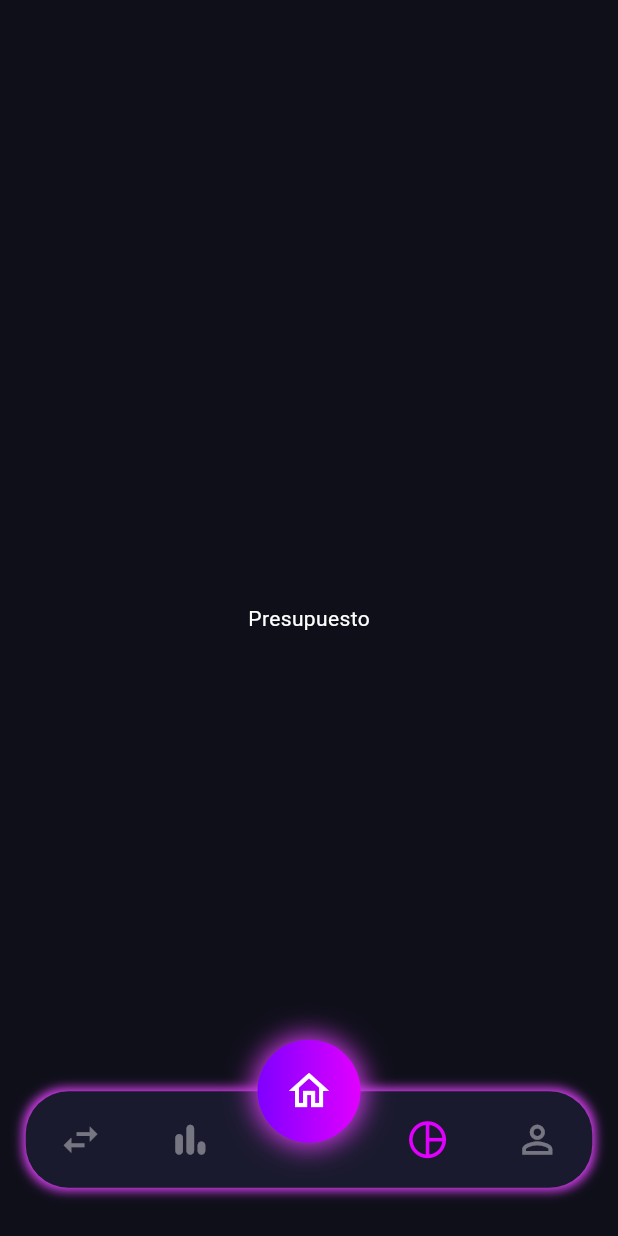
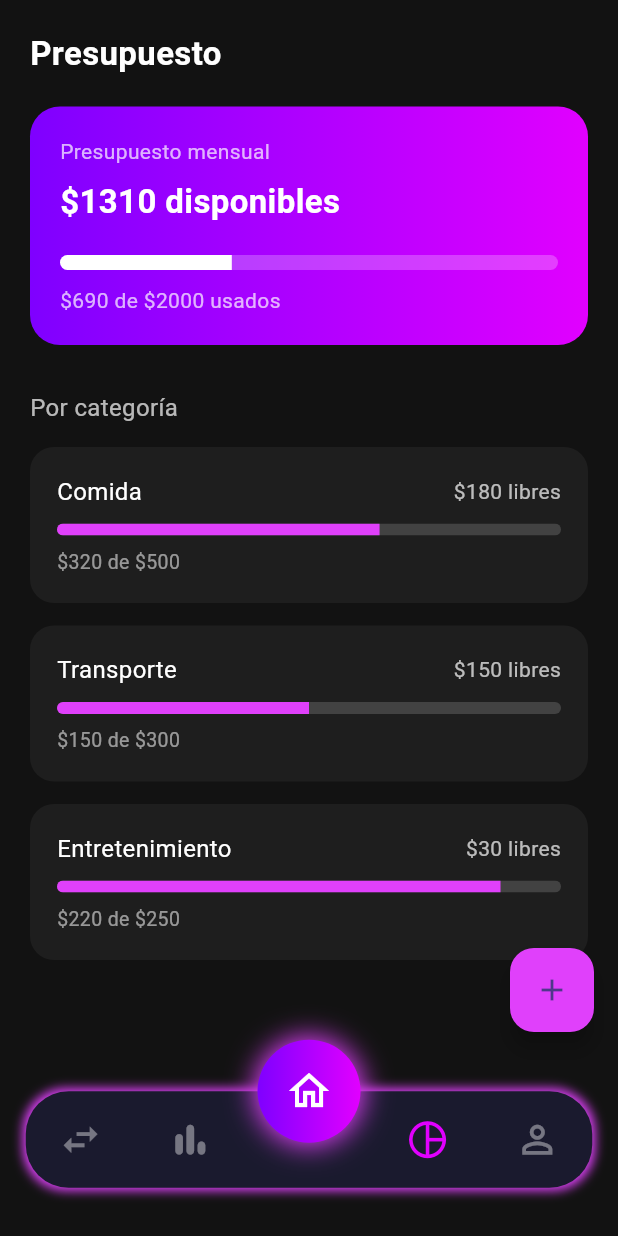
Before and after one commit to AlfonsoDiaz09/dynora_finance, a Flutter app: the screen it shows after launch, after a tap on the "swap horiz" icon, after a tap on the "bar chart" icon, after a tap on the "pie chart outline" icon, on a phone screen of 412 x 824 dp. Run offline on Flutter 3.47's test engine with Material 3 defaults, Android fonts, the phone set to English and light mode, and no system bars; our stand-ins replace flutter_bloc, flutter_screenutil, flutter_svg, get_it, go_router, logger.

Commit message:
feat: Budget page progress

```diff
--- a/lib/ui/pages/budget/budget_page.dart
+++ b/lib/ui/pages/budget/budget_page.dart
@@ -1,10 +1,83 @@
 import 'package:flutter/material.dart';
+import 'widgets/budget_summary_card.dart';
+import 'widgets/category_budget_card.dart';
 
 class BudgetPage extends StatelessWidget {
   const BudgetPage({super.key});
 
   @override
   Widget build(BuildContext context) {
-    return const Center(child: Text("Presupuesto", style: TextStyle(color: Colors.white)));
+    return Scaffold(
+      backgroundColor: const Color(0xFF121212),
+      body: SafeArea(
+        child: ListView(
+          padding: const EdgeInsets.symmetric(horizontal: 20),
+          children: const [
+            SizedBox(height: 20),
+
+            /// Título
+            Text(
+              "Presupuesto",
+              style: TextStyle(
+                color: Colors.white,
+                fontSize: 22,
+                fontWeight: FontWeight.bold,
+              ),
+            ),
+
+            SizedBox(height: 20),
+
+            /// Resumen general
+            BudgetSummaryCard(),
+
+            SizedBox(height: 30),
+
+            /// Categorías
+            Text(
+              "Por categoría",
+              style: TextStyle(
+                color: Colors.white70,
+                fontSize: 16,
+              ),
+            ),
+
+            SizedBox(height: 15),
+
+            CategoryBudgetCard(
+              category: "Comida",
+              spent: 320,
+              total: 500,
+            ),
+
+            SizedBox(height: 15),
+
+            CategoryBudgetCard(
+              category: "Transporte",
+              spent: 150,
+              total: 300,
+            ),
+
+            SizedBox(height: 15),
+
+            CategoryBudgetCard(
+              category: "Entretenimiento",
+              spent: 220,
+              total: 250,
+            ),
+
+            SizedBox(height: 80),
+          ],
+        ),
+      ),
+
+      floatingActionButton: Padding(
+        padding: EdgeInsets.only(bottom: 120),
+        child: FloatingActionButton(
+          backgroundColor: Colors.purpleAccent,
+          onPressed: () {},
+          child: const Icon(Icons.add),
+        ),
+      ),
+    );
   }
 }
--- /dev/null
+++ b/lib/ui/pages/budget/widgets/budget_summary_card.dart
@@ -0,0 +1,60 @@
+import 'package:flutter/material.dart';
+
+class BudgetSummaryCard extends StatelessWidget {
+  const BudgetSummaryCard({super.key});
+
+  @override
+  Widget build(BuildContext context) {
+    double total = 2000;
+    double spent = 690;
+    double remaining = total - spent;
+    double percent = spent / total;
+
+    return Container(
+      padding: const EdgeInsets.all(20),
+      decoration: BoxDecoration(
+        borderRadius: BorderRadius.circular(20),
+        gradient: const LinearGradient(
+          colors: [Color(0xff7F00FF), Color(0xffE100FF)],
+        ),
+      ),
+      child: Column(
+        crossAxisAlignment: CrossAxisAlignment.start,
+        children: [
+          const Text(
+            "Presupuesto mensual",
+            style: TextStyle(color: Colors.white70),
+          ),
+          const SizedBox(height: 8),
+          Text(
+            "\$${remaining.toStringAsFixed(0)} disponibles",
+            style: const TextStyle(
+              color: Colors.white,
+              fontSize: 22,
+              fontWeight: FontWeight.bold,
+            ),
+          ),
+          const SizedBox(height: 20),
+
+          /// Barra de progreso
+          ClipRRect(
+            borderRadius: BorderRadius.circular(10),
+            child: LinearProgressIndicator(
+              value: percent,
+              minHeight: 10,
+              backgroundColor: Colors.white24,
+              valueColor: const AlwaysStoppedAnimation<Color>(Colors.white),
+            ),
+          ),
+
+          const SizedBox(height: 10),
+
+          Text(
+            "\$${spent.toStringAsFixed(0)} de \$${total.toStringAsFixed(0)} usados",
+            style: const TextStyle(color: Colors.white70),
+          ),
+        ],
+      ),
+    );
+  }
+}
--- /dev/null
+++ b/lib/ui/pages/budget/widgets/category_budget_card.dart
@@ -0,0 +1,78 @@
+import 'package:flutter/material.dart';
+
+class CategoryBudgetCard extends StatelessWidget {
+  final String category;
+  final double spent;
+  final double total;
+
+  const CategoryBudgetCard({
+    super.key,
+    required this.category,
+    required this.spent,
+    required this.total,
+  });
+
+  @override
+  Widget build(BuildContext context) {
+    double percent = spent / total;
+    double remaining = total - spent;
+
+    return Container(
+      padding: const EdgeInsets.all(18),
+      decoration: BoxDecoration(
+        color: const Color(0xFF1E1E1E),
+        borderRadius: BorderRadius.circular(16),
+      ),
+      child: Column(
+        crossAxisAlignment: CrossAxisAlignment.start,
+        children: [
+          /// Título + restante
+          Row(
+            mainAxisAlignment: MainAxisAlignment.spaceBetween,
+            children: [
+              Text(
+                category,
+                style: const TextStyle(
+                  color: Colors.white,
+                  fontSize: 16,
+                ),
+              ),
+              Text(
+                "\$${remaining.toStringAsFixed(0)} libres",
+                style: const TextStyle(
+                  color: Colors.white70,
+                  fontSize: 14,
+                ),
+              ),
+            ],
+          ),
+
+          const SizedBox(height: 10),
+
+          /// Barra de progreso
+          ClipRRect(
+            borderRadius: BorderRadius.circular(10),
+            child: LinearProgressIndicator(
+              value: percent,
+              minHeight: 8,
+              backgroundColor: Colors.grey.shade800,
+              valueColor: AlwaysStoppedAnimation<Color>(
+                percent > 0.9 ? Colors.red : Colors.purpleAccent,
+              ),
+            ),
+          ),
+
+          const SizedBox(height: 8),
+
+          Text(
+            "\$${spent.toStringAsFixed(0)} de \$${total.toStringAsFixed(0)}",
+            style: const TextStyle(
+              color: Colors.white54,
+              fontSize: 13,
+            ),
+          ),
+        ],
+      ),
+    );
+  }
+}
```
